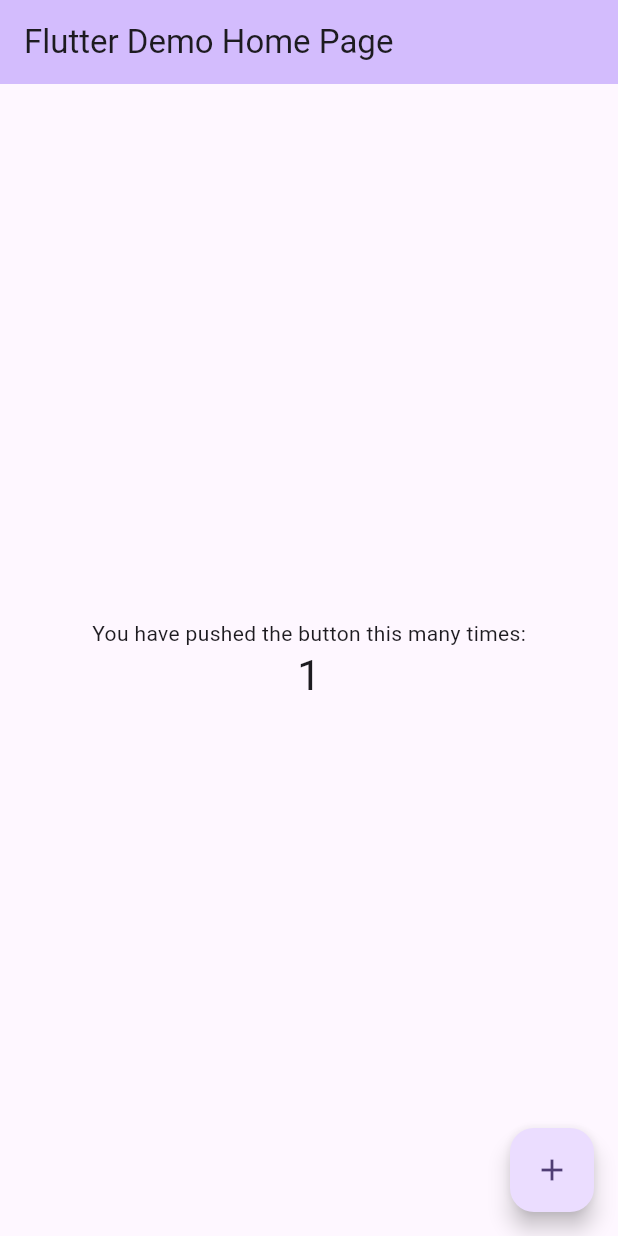
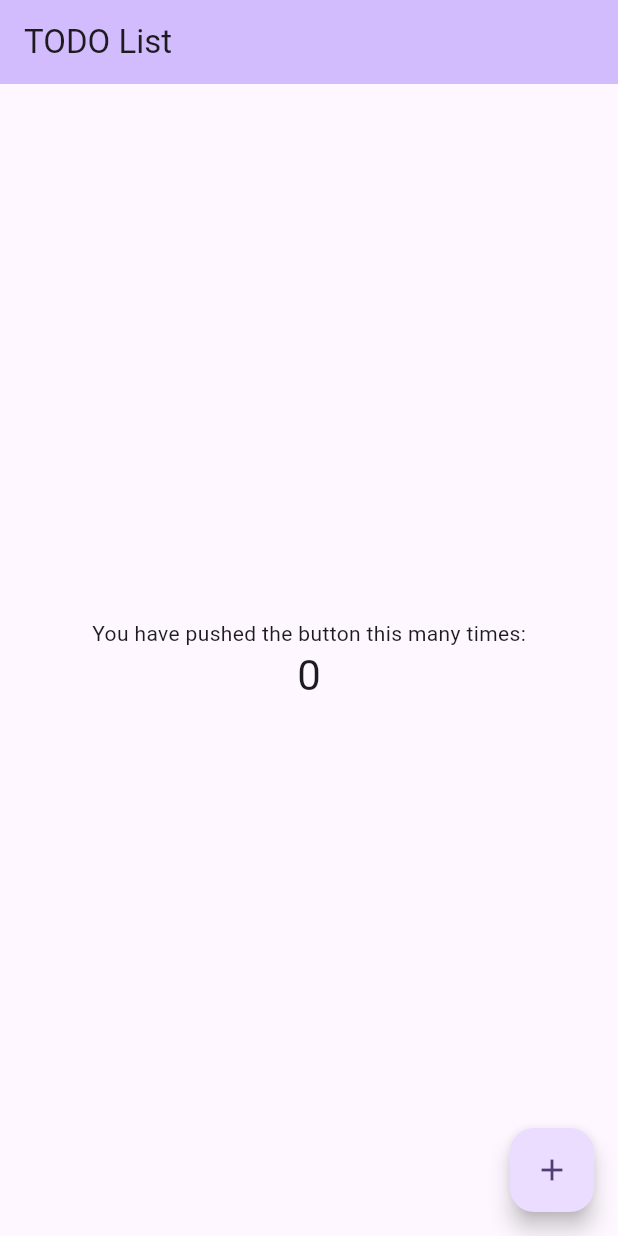
Before and after one commit to philippeou/ToDo-List, a Flutter app: the screen it shows after launch, after a tap on the "add" icon, on a phone screen of 412 x 824 dp. Run offline on Flutter 3.47's test engine with Material 3 defaults, Android fonts, the phone set to English and light mode, and no system bars.

Commit message:
commit 07/10/2024

```diff
--- /dev/null
+++ b/lib/consts.dart
@@ -0,0 +1,5 @@
+import 'package:flutter/material.dart';
+
+const appTitle = "TODO List";
+const defaultPadding = EdgeInsets.fromLTRB(10, 10, 0, 0);
+const defaultTextStyle = TextStyle(fontSize: 20);
--- a/lib/main.dart
+++ b/lib/main.dart
@@ -1,4 +1,6 @@
 import 'package:flutter/material.dart';
+
+import 'consts.dart';
 
 void main() {
   runApp(const MyApp());
@@ -7,46 +9,21 @@ void main() {
 class MyApp extends StatelessWidget {
   const MyApp({super.key});
 
-  // This widget is the root of your application.
   @override
   Widget build(BuildContext context) {
     return MaterialApp(
-      title: 'Flutter Demo',
+      title: appTitle,
       theme: ThemeData(
-        // This is the theme of your application.
-        //
-        // TRY THIS: Try running your application with "flutter run". You'll see
-        // the application has a purple toolbar. Then, without quitting the app,
-        // try changing the seedColor in the colorScheme below to Colors.green
-        // and then invoke "hot reload" (save your changes or press the "hot
-        // reload" button in a Flutter-supported IDE, or press "r" if you used
-        // the command line to start the app).
-        //
-        // Notice that the counter didn't reset back to zero; the application
-        // state is not lost during the reload. To reset the state, use hot
-        // restart instead.
-        //
-        // This works for code too, not just values: Most code changes can be
-        // tested with just a hot reload.
         colorScheme: ColorScheme.fromSeed(seedColor: Colors.deepPurple),
         useMaterial3: true,
       ),
-      home: const MyHomePage(title: 'Flutter Demo Home Page'),
+      home: MyHomePage(title: appTitle),
     );
   }
 }
 
 class MyHomePage extends StatefulWidget {
   const MyHomePage({super.key, required this.title});
-
-  // This widget is the home page of your application. It is stateful, meaning
-  // that it has a State object (defined below) that contains fields that affect
-  // how it looks.
-
-  // This class is the configuration for the state. It holds the values (in this
-  // case the title) provided by the parent (in this case the App widget) and
-  // used by the build method of the State. Fields in a Widget subclass are
-  // always marked "final".
 
   final String title;
 
@@ -58,51 +35,18 @@ class _MyHomePageState extends State<MyHomePage> {
   int _counter = 0;
 
   void _incrementCounter() {
-    setState(() {
-      // This call to setState tells the Flutter framework that something has
-      // changed in this State, which causes it to rerun the build method below
-      // so that the display can reflect the updated values. If we changed
-      // _counter without calling setState(), then the build method would not be
-      // called again, and so nothing would appear to happen.
-      _counter++;
-    });
   }
 
   @override
   Widget build(BuildContext context) {
-    // This method is rerun every time setState is called, for instance as done
-    // by the _incrementCounter method above.
-    //
-    // The Flutter framework has been optimized to make rerunning build methods
-    // fast, so that you can just rebuild anything that needs updating rather
-    // than having to individually change instances of widgets.
     return Scaffold(
       appBar: AppBar(
-        // TRY THIS: Try changing the color here to a specific color (to
-        // Colors.amber, perhaps?) and trigger a hot reload to see the AppBar
-        // change color while the other colors stay the same.
         backgroundColor: Theme.of(context).colorScheme.inversePrimary,
-        // Here we take the value from the MyHomePage object that was created by
-        // the App.build method, and use it to set our appbar title.
         title: Text(widget.title),
       ),
       body: Center(
-        // Center is a layout widget. It takes a single child and positions it
-        // in the middle of the parent.
+
         child: Column(
-          // Column is also a layout widget. It takes a list of children and
-          // arranges them vertically. By default, it sizes itself to fit its
-          // children horizontally, and tries to be as tall as its parent.
-          //
-          // Column has various properties to control how it sizes itself and
-          // how it positions its children. Here we use mainAxisAlignment to
-          // center the children vertically; the main axis here is the vertical
-          // axis because Columns are vertical (the cross axis would be
-          // horizontal).
-          //
-          // TRY THIS: Invoke "debug painting" (choose the "Toggle Debug Paint"
-          // action in the IDE, or press "p" in the console), to see the
-          // wireframe for each widget.
           mainAxisAlignment: MainAxisAlignment.center,
           children: <Widget>[
             const Text(
@@ -119,7 +63,7 @@ class _MyHomePageState extends State<MyHomePage> {
         onPressed: _incrementCounter,
         tooltip: 'Increment',
         child: const Icon(Icons.add),
-      ), // This trailing comma makes auto-formatting nicer for build methods.
+      ),
     );
   }
 }
```
Also changed, not shown: lib/components.dart (added, +12 -0 lines).
